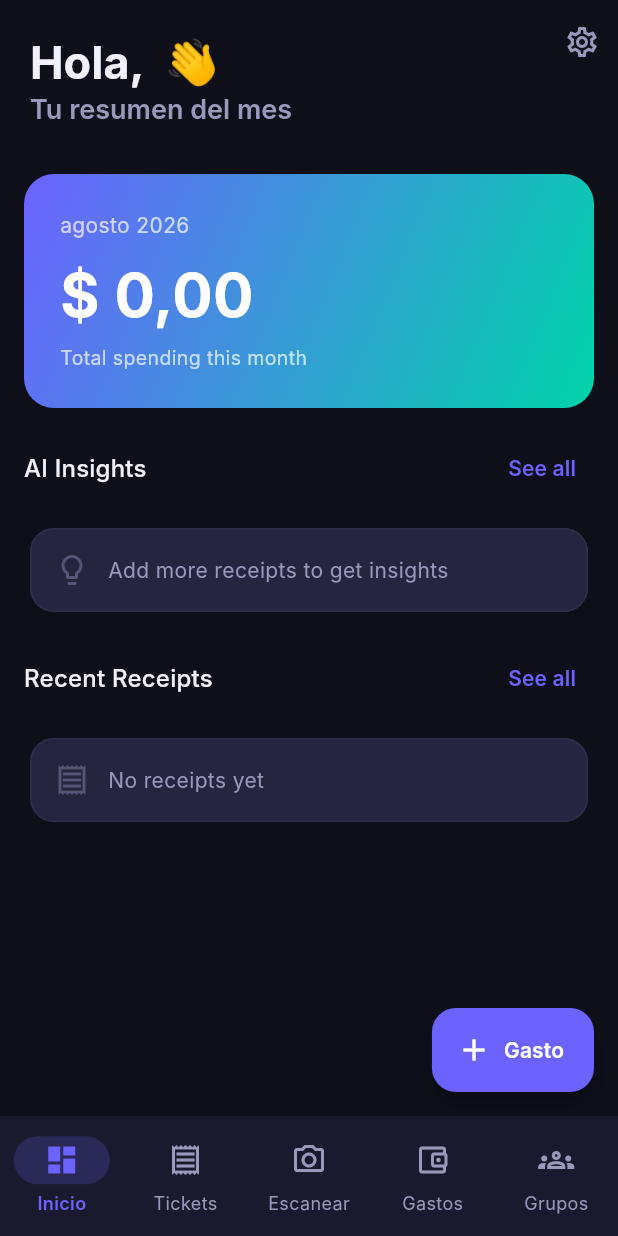
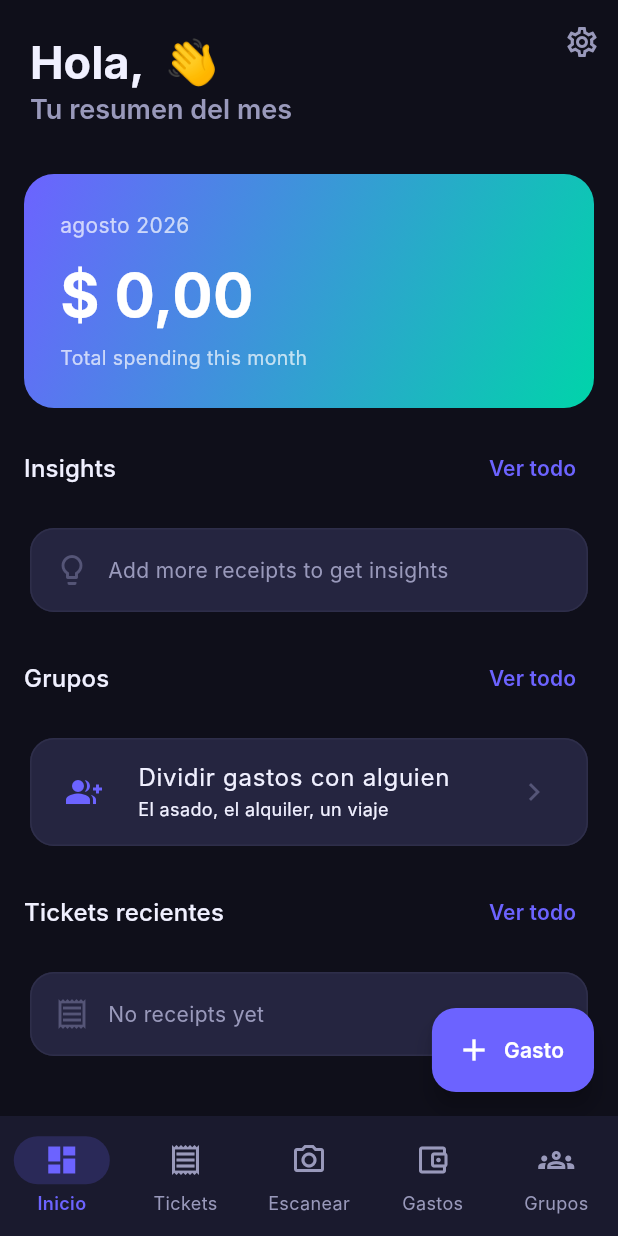
Before and after one commit to M-Borba/receipt-ai-finance-assistant, a Flutter app: the screen it shows once a user with an empty profile is signed in, on a phone screen of 412 x 824 dp. Run offline on Flutter 3.47's test engine with Material 3 defaults, Android fonts, the phone set to English and light mode, and no system bars; our stand-ins replace cached_network_image, cloud_firestore, cross_file, dartz, dio, equatable and 14 more; missing offline and left inert: dart:js_interop, google_mlkit_text_recognition, graphify; accounts and stored records are empty; generated files the repository leaves out were written again; Roboto replaces fonts that are missing (Inter).

Commit message:
Grupos en el inicio, y textos al español
Grupos solo existia en la barra de abajo. Quien entra al inicio a ver como
viene el mes tambien quiere saber si le deben algo, y no habia ninguna señal de
que la seccion existiera: el usuario reporto no encontrarla.

Ahora el inicio muestra los grupos con el saldo propio, arriba de los tickets
recientes, porque el saldo con amigos se mira mas seguido que la lista de
tickets. Sin grupos todavia, muestra una tarjeta que invita a crear el primero.

Si la consulta de grupos falla, la seccion desaparece en vez de romper el inicio
entero.

De paso, el dashboard tenia los titulos en ingles ("AI Insights", "Recent
Receipts", "See all") en una app que esta toda en español, y saludaba con
"there" cuando no habia nombre.

Co-Authored-By: Claude Opus 5 <noreply@anthropic.com>

```diff
--- a/lib/features/dashboard/presentation/screens/dashboard_screen.dart
+++ b/lib/features/dashboard/presentation/screens/dashboard_screen.dart
@@ -11,6 +11,7 @@ import '../../../../features/expenses/presentation/providers/expense_provider.da
 import '../../../../features/expenses/presentation/widgets/add_expense_sheet.dart';
 import '../../../../features/budgets/domain/entities/budget_status.dart';
 import '../../../../features/budgets/presentation/providers/budget_provider.dart';
+import '../../../../features/groups/presentation/providers/group_provider.dart';
 import '../../../../features/insights/domain/entities/insight_entity.dart';
 import '../../../../features/insights/presentation/providers/insights_provider.dart';
 import '../../../../features/receipts/domain/entities/receipt_entity.dart';
@@ -37,7 +38,7 @@ class DashboardScreen extends ConsumerWidget {
       ),
       body: CustomScrollView(
         slivers: [
-          _buildAppBar(context, user?.displayNameOrEmail ?? 'there'),
+          _buildAppBar(context, user?.displayNameOrEmail ?? 'Hola'),
           SliverPadding(
             padding: const EdgeInsets.all(16),
             sliver: SliverList(
@@ -50,14 +51,21 @@ class DashboardScreen extends ConsumerWidget {
                   const SizedBox(height: 16),
                 ],
                 _SectionHeader(
-                  title: 'AI Insights',
+                  title: 'Insights',
                   onTap: () => context.go('/insights'),
                 ),
                 const SizedBox(height: 12),
                 _InsightsSummary(insightsAsync: insightsAsync),
                 const SizedBox(height: 16),
                 _SectionHeader(
-                  title: 'Recent Receipts',
+                  title: 'Grupos',
+                  onTap: () => context.go('/groups'),
+                ),
+                const SizedBox(height: 12),
+                const _ResumenGrupos(),
+                const SizedBox(height: 16),
+                _SectionHeader(
+                  title: 'Tickets recientes',
                   onTap: () => context.go('/receipts'),
                 ),
                 const SizedBox(height: 12),
@@ -354,7 +362,7 @@ class _SectionHeader extends StatelessWidget {
         Text(title, style: Theme.of(context).textTheme.titleMedium),
         TextButton(
           onPressed: onTap,
-          child: const Text('See all', style: TextStyle(color: AppColors.primary)),
+          child: const Text('Ver todo', style: TextStyle(color: AppColors.primary)),
         ),
       ],
     );
@@ -497,3 +505,85 @@ class _DashboardReceiptTile extends StatelessWidget {
     );
   }
 }
+
+/// Los grupos con el saldo propio, en el inicio.
+///
+/// Antes grupos solo existia en la barra de abajo. Quien entra al inicio a ver
+/// como viene el mes tambien quiere saber si le deben algo, y no habia ninguna
+/// señal de que la seccion existiera.
+class _ResumenGrupos extends ConsumerWidget {
+  const _ResumenGrupos();
+
+  @override
+  Widget build(BuildContext context, WidgetRef ref) {
+    final grupos = ref.watch(groupsProvider);
+
+    return grupos.when(
+      loading: () => const Card(
+        child: Padding(
+          padding: EdgeInsets.all(20),
+          child: Center(child: LoadingIndicator()),
+        ),
+      ),
+      // Un error acá no puede romper el inicio entero: se calla y sigue.
+      error: (_, __) => const SizedBox.shrink(),
+      data: (lista) {
+        if (lista.isEmpty) {
+          return Card(
+            child: ListTile(
+              onTap: () => context.go('/groups'),
+              leading: const CircleAvatar(
+                backgroundColor: AppColors.cardDark,
+                child: Icon(Icons.group_add, color: AppColors.primary),
+              ),
+              title: const Text('Dividir gastos con alguien'),
+              subtitle: const Text(
+                'El asado, el alquiler, un viaje',
+                style: TextStyle(fontSize: 12),
+              ),
+              trailing: const Icon(Icons.chevron_right, color: AppColors.textMuted),
+            ),
+          );
+        }
+
+        return Column(
+          children: [
+            for (final g in lista.take(3))
+              Card(
+                margin: const EdgeInsets.only(bottom: 8),
+                child: ListTile(
+                  onTap: () => context.go('/groups/${g.id}'),
+                  leading: const CircleAvatar(
+                    backgroundColor: AppColors.cardDark,
+                    child: Icon(Icons.groups, color: AppColors.primary),
+                  ),
+                  title: Text(g.name),
+                  trailing: Consumer(
+                    builder: (context, ref, _) {
+                      final saldo = ref.watch(myBalanceProvider(g.id));
+                      if (saldo == 0) {
+                        return const Text(
+                          'Al día',
+                          style: TextStyle(
+                              color: AppColors.textMuted, fontSize: 13),
+                        );
+                      }
+                      final debo = saldo < 0;
+                      return Text(
+                        '${debo ? '-' : '+'}'
+                        '${Money.format(saldo.abs(), code: g.currency)}',
+                        style: TextStyle(
+                          fontWeight: FontWeight.w700,
+                          color: debo ? AppColors.error : AppColors.success,
+                        ),
+                      );
+                    },
+                  ),
+                ),
+              ),
+          ],
+        );
+      },
+    );
+  }
+}
```
Also changed, not shown: 1 other file.
